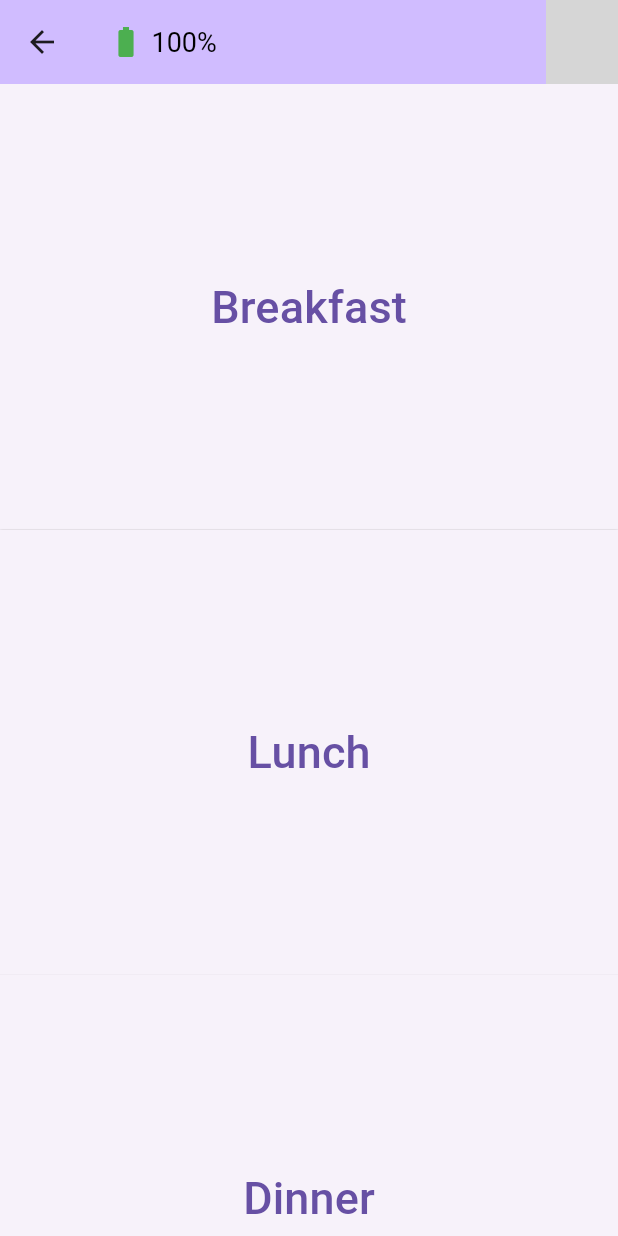
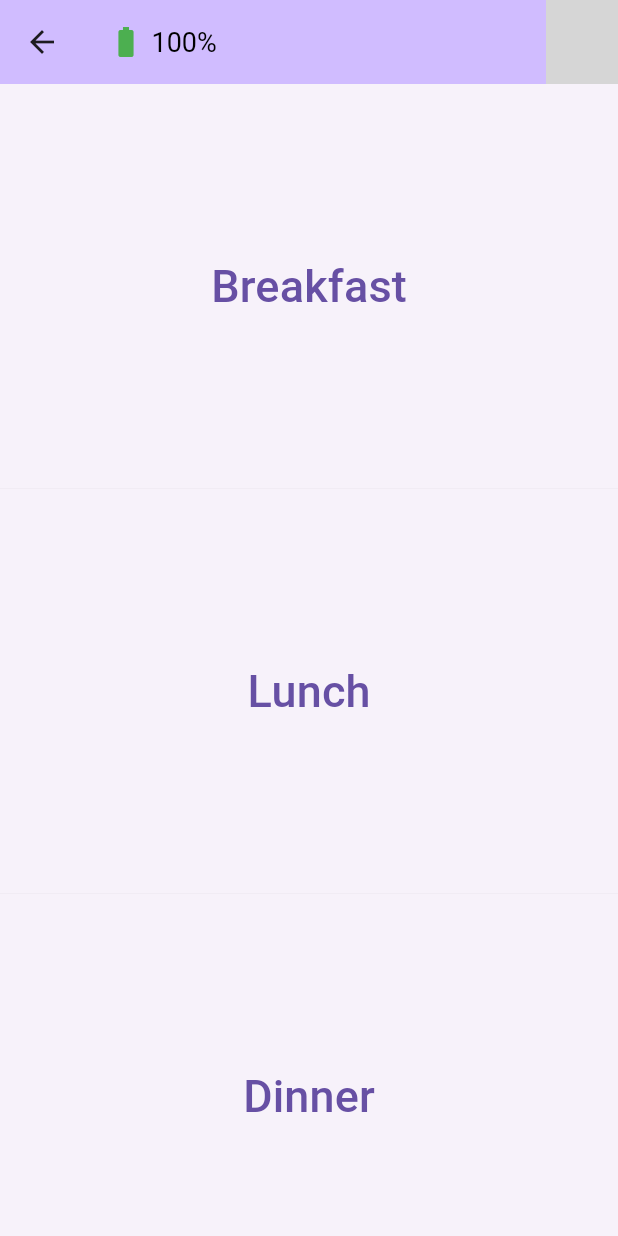
Before and after one commit to DayneTes/mobdev_project_dayne_917628579, a Flutter app: the Meal screen opened directly, on a phone screen of 412 x 824 dp. Run offline on Flutter 3.47's test engine with Material 3 defaults, Android fonts, the phone set to English and light mode, and no system bars; our stand-ins replace battery_plus, camera, firebase_auth, firebase_core, google_maps_flutter, table_calendar; missing offline and left inert: firebase_ui_auth; accounts and stored records are empty; network calls fail; grey boxes are pictures that could not be loaded.

Commit message:
Fix logo + fix sizing on mobile

```diff
--- a/lib/Meal/breakfast.dart
+++ b/lib/Meal/breakfast.dart
@@ -60,7 +60,7 @@ class _BreakfastState extends State<Breakfast> {
                     ),
                     Padding(
                       padding: const EdgeInsets.symmetric(
-                          horizontal: 16.0, vertical: 45),
+                          horizontal: 16.0, vertical: 35),
                       child: ElevatedButton(
                         onPressed: () {
                           RemoteService()
@@ -74,7 +74,7 @@ class _BreakfastState extends State<Breakfast> {
                             ),
                             behavior: SnackBarBehavior.floating,
                             margin: EdgeInsets.only(
-                                top: 0, left: 10, right: 10, bottom: 850),
+                                top: 0, left: 10, right: 10, bottom: 800),
                           ));
                         },
                         style: ElevatedButton.styleFrom(
--- a/lib/Meal/dinner.dart
+++ b/lib/Meal/dinner.dart
@@ -60,7 +60,7 @@ class _DinnerState extends State<Dinner> {
                     ),
                     Padding(
                       padding: const EdgeInsets.symmetric(
-                          horizontal: 16.0, vertical: 45),
+                          horizontal: 16.0, vertical: 35),
                       child: ElevatedButton(
                         onPressed: () {
                           RemoteService()
@@ -74,7 +74,7 @@ class _DinnerState extends State<Dinner> {
                             ),
                             behavior: SnackBarBehavior.floating,
                             margin: EdgeInsets.only(
-                                top: 0, left: 10, right: 10, bottom: 850),
+                                top: 0, left: 10, right: 10, bottom: 800),
                           ));
                         },
                         style: ElevatedButton.styleFrom(
--- a/lib/Meal/lunch.dart
+++ b/lib/Meal/lunch.dart
@@ -60,7 +60,7 @@ class _LunchState extends State<Lunch> {
                     ),
                     Padding(
                       padding: const EdgeInsets.symmetric(
-                          horizontal: 16.0, vertical: 45),
+                          horizontal: 16.0, vertical: 30),
                       child: ElevatedButton(
                         onPressed: () {
                           RemoteService()
@@ -74,7 +74,7 @@ class _LunchState extends State<Lunch> {
                             ),
                             behavior: SnackBarBehavior.floating,
                             margin: EdgeInsets.only(
-                                top: 0, left: 10, right: 10, bottom: 850),
+                                top: 0, left: 10, right: 10, bottom: 800),
                           ));
                         },
                         style: ElevatedButton.styleFrom(
--- a/lib/MenuScreens/emergency.dart
+++ b/lib/MenuScreens/emergency.dart
@@ -85,7 +85,7 @@ class Emergency extends StatelessWidget {
                     ),
                     behavior: SnackBarBehavior.floating,
                     margin: EdgeInsets.only(
-                        top: 0, left: 10, right: 10, bottom: 850),
+                        top: 0, left: 10, right: 10, bottom: 800),
                   ));
                 },
                 child: const Text(
--- a/lib/MenuScreens/help.dart
+++ b/lib/MenuScreens/help.dart
@@ -21,7 +21,7 @@ class Help extends StatelessWidget {
             padding: const EdgeInsets.only(bottom: 10.0),
             child: SizedBox(
               width: double.infinity,
-              height: 270,
+              height: 220,
               child: ElevatedButton(
                 style: ButtonStyle(
                   shape: WidgetStatePropertyAll(
@@ -41,7 +41,7 @@ class Help extends StatelessWidget {
                     ),
                     behavior: SnackBarBehavior.floating,
                     margin: EdgeInsets.only(
-                        top: 0, left: 10, right: 10, bottom: 850),
+                        top: 0, left: 10, right: 10, bottom: 800),
                   ));
                 },
                 child: Text(
--- a/lib/MenuScreens/meal.dart
+++ b/lib/MenuScreens/meal.dart
@@ -26,7 +26,7 @@ class Meal extends StatelessWidget {
 
           SizedBox(
             width: double.infinity,
-            height: 297,
+            height: 270,
             child: ElevatedButton(
               style: ButtonStyle(
                 shape: WidgetStatePropertyAll(
@@ -50,7 +50,7 @@ class Meal extends StatelessWidget {
 
            SizedBox(
             width: double.infinity,
-            height: 297,
+            height: 270,
             child: ElevatedButton(
               style: ButtonStyle(
                 shape: WidgetStatePropertyAll(
@@ -74,7 +74,7 @@ class Meal extends StatelessWidget {
 
            SizedBox(
             width: double.infinity,
-            height: 297,
+            height: 270,
             child: ElevatedButton(
               style: ButtonStyle(
                 shape: WidgetStatePropertyAll(
--- a/pubspec.yaml
+++ b/pubspec.yaml
@@ -2,7 +2,7 @@ name: dt917628579_a1_f24
 description: "A new Flutter project."
 # The following line prevents the package from being accidentally published to
 # pub.dev using `flutter pub publish`. This is preferred for private packages.
-publish_to: 'none' # Remove this line if you wish to publish to pub.dev
+publish_to: "none" # Remove this line if you wish to publish to pub.dev
 
 # The following defines the version and build number for your application.
 # A version number is three numbers separated by dots, like 1.2.43
@@ -30,7 +30,6 @@ environment:
 dependencies:
   flutter:
     sdk: flutter
-
 
   # The following adds the Cupertino Icons font to your application.
   # Use with the CupertinoIcons class for iOS style icons.
@@ -63,11 +62,12 @@ dev_dependencies:
 
 # The following section is specific to Flutter packages.
 flutter:
-
   # The following line ensures that the Material Icons font is
   # included with your application, so that you can use the icons in
   # the material Icons class.
   uses-material-design: true
+  assets:
+    - lib/assets/Logo.png
 
   # To add assets to your application, add an assets section, like this:
   # assets:
```
Also changed, not shown: lib/login_widget/auth_gate.dart (+1 -7 lines), lib/service/remoteservice.dart (+6 -6 lines), lib/assets/Logo.png (renamed from assets/Untitled.png).
